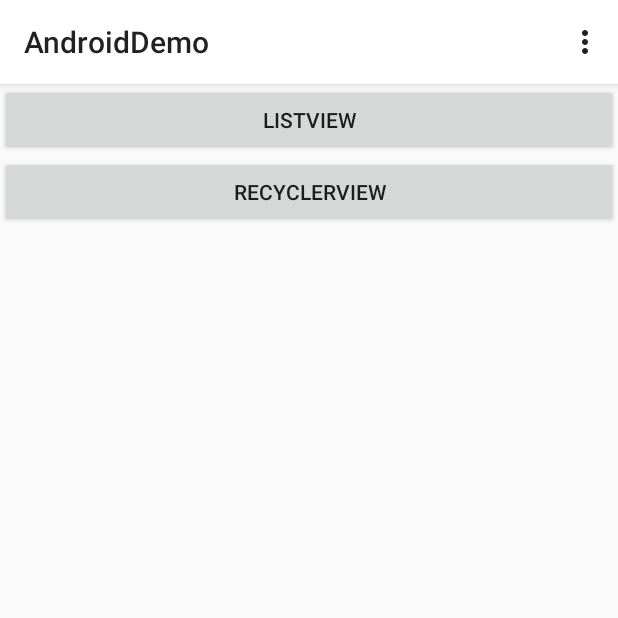
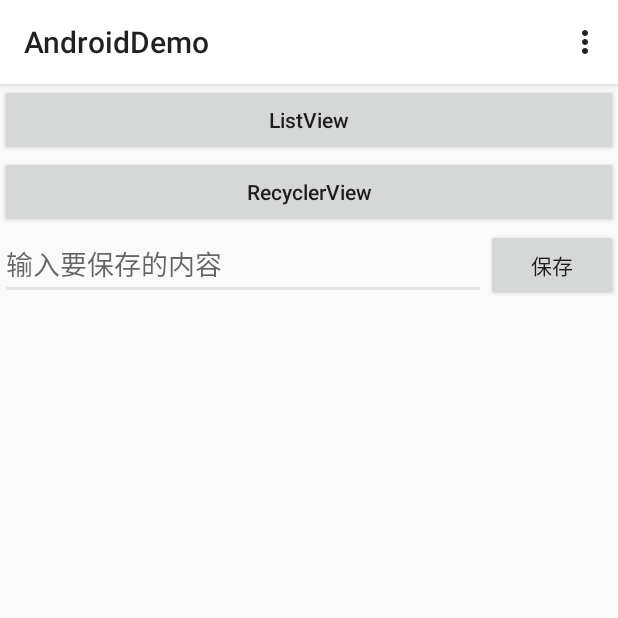
Before and after one commit to luoyt/androidDemo, an Android app: the screen it shows after launch (MainActivity), on a phone screen of 412 x 824 dp, the top half of it. Run offline under Robolectric (Android 15) with nearby library versions, the phone set to English and light mode, and no system bars; libraries missing offline, so code that uses them is left out: com.blankj.utilcode; 1 statement that could not run was skipped.

Commit message:
本地存储

```diff
--- a/app/src/main/java/com/luoyt/demo/MainActivity.java
+++ b/app/src/main/java/com/luoyt/demo/MainActivity.java
@@ -1,25 +1,40 @@
 package com.luoyt.demo;
 
+import android.content.Context;
 import android.content.Intent;
 import android.os.Bundle;
 import android.support.v7.app.AppCompatActivity;
+import android.text.TextUtils;
 import android.util.Log;
 import android.view.Menu;
 import android.view.MenuInflater;
 import android.view.MenuItem;
 import android.view.View;
 import android.widget.Button;
+import android.widget.EditText;
+import android.widget.TextView;
 
 import com.blankj.utilcode.util.ToastUtils;
 import com.blankj.utilcode.util.Utils;
 import com.luoyt.demo.ui.FirstActivity;
 import com.luoyt.demo.ui.RecyclerActivity;
 
+import java.io.BufferedReader;
+import java.io.BufferedWriter;
+import java.io.FileInputStream;
+import java.io.FileNotFoundException;
+import java.io.FileOutputStream;
+import java.io.IOException;
+import java.io.InputStreamReader;
+import java.io.OutputStreamWriter;
+
 public class MainActivity extends AppCompatActivity {
 
     private static final String TAG = "tag";
     private Button button_1;
     private Button btn_recycler;
+    private Button dosub;
+    private EditText user_input_text;
 
     @Override
     protected void onCreate(Bundle savedInstanceState) {
@@ -48,6 +63,66 @@ public class MainActivity extends AppCompatActivity {
                 startActivity(intent);
             }
         });
+
+        dosub = (Button) findViewById(R.id.dosub);
+        user_input_text = (EditText) findViewById(R.id.user_input_text);
+        String inputText = load();
+        if (!TextUtils.isEmpty(inputText)) {
+            user_input_text.setText(inputText);
+            user_input_text.setSelection(inputText.length());
+            ToastUtils.showShort(inputText);
+        }
+        dosub.setOnClickListener(new View.OnClickListener() {
+            @Override
+            public void onClick(View v) {
+                String input_text = user_input_text.getText().toString();
+                FileOutputStream out = null;
+                BufferedWriter writer = null;
+                try {
+                    out = openFileOutput("data.txt", Context.MODE_PRIVATE);
+                    writer = new BufferedWriter(new OutputStreamWriter(out));
+                    writer.write(input_text);
+                } catch (FileNotFoundException e) {
+                    e.printStackTrace();
+                } catch (IOException e) {
+                    e.printStackTrace();
+                } finally {
+                    if (writer != null) {
+                        try {
+                            writer.close();
+                        } catch (IOException e) {
+                            e.printStackTrace();
+                        }
+                    }
+                }
+            }
+        });
+    }
+
+
+    public String load() {
+        FileInputStream in = null;
+        BufferedReader reader = null;
+        StringBuffer content = new StringBuffer();
+        try {
+            in = openFileInput("data.txt");
+            reader = new BufferedReader(new InputStreamReader(in));
+            String line = "";
+            while ((line = reader.readLine()) != null) {
+                content.append(line);
+            }
+        } catch (IOException e) {
+            e.printStackTrace();
+        } finally {
+            if (reader != null) {
+                try {
+                    reader.close();
+                } catch (IOException e) {
+                    e.printStackTrace();
+                }
+            }
+        }
+        return content.toString();
     }
 
     @Override
--- a/app/src/main/res/layout/activity_main.xml
+++ b/app/src/main/res/layout/activity_main.xml
@@ -11,13 +11,34 @@
         android:id="@+id/button_1"
         android:layout_width="match_parent"
         android:layout_height="wrap_content"
+        android:textAllCaps="false"
         android:text="ListView"/>
 
     <Button
         android:id="@+id/button_recycler"
         android:layout_width="match_parent"
         android:layout_height="wrap_content"
+        android:textAllCaps="false"
         android:text="RecyclerView"/>
+
+    <LinearLayout
+        android:layout_width="match_parent"
+        android:layout_height="wrap_content">
+        <EditText
+            android:id="@+id/user_input_text"
+            android:layout_width="0dp"
+            android:layout_height="wrap_content"
+            android:layout_weight="1"
+            android:hint="输入要保存的内容"
+            />
+        <Button
+            android:id="@+id/dosub"
+            android:layout_width="wrap_content"
+            android:layout_height="wrap_content"
+            android:text="保存"
+            />
+
+    </LinearLayout>
 
 
 </LinearLayout>
```
